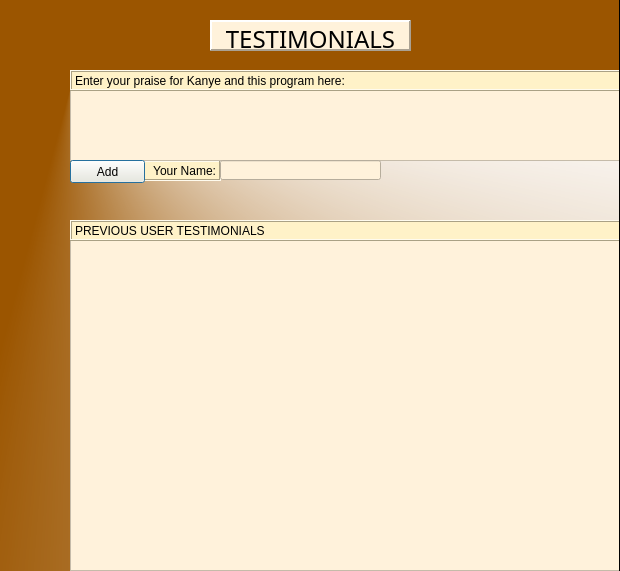
Qt form ProjectFeelTheChunder/testimonials.ui (chundercatsllc/CS1C-Team-Chundercats) before a commit.
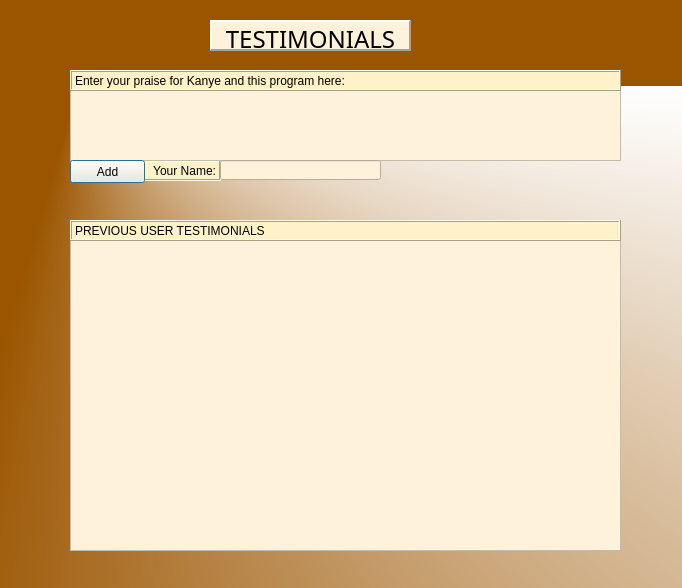
The same form after that commit.

```diff
--- a/ProjectFeelTheChunder/testimonials.ui
+++ b/ProjectFeelTheChunder/testimonials.ui
@@ -6,8 +6,8 @@
    <rect>
     <x>0</x>
     <y>0</y>
-    <width>620</width>
-    <height>571</height>
+    <width>682</width>
+    <height>588</height>
    </rect>
   </property>
   <property name="windowTitle">
@@ -21,7 +21,7 @@
     <rect>
      <x>-1</x>
      <y>-1</y>
-     <width>621</width>
+     <width>691</width>
      <height>591</height>
     </rect>
    </property>
@@ -36,7 +36,7 @@
      <rect>
       <x>0</x>
       <y>0</y>
-      <width>619</width>
+      <width>689</width>
       <height>589</height>
      </rect>
     </property>
@@ -84,7 +84,7 @@
       <rect>
        <x>70</x>
        <y>90</y>
-       <width>561</width>
+       <width>551</width>
        <height>71</height>
       </rect>
      </property>
@@ -145,8 +145,8 @@
       <rect>
        <x>70</x>
        <y>240</y>
-       <width>571</width>
-       <height>331</height>
+       <width>551</width>
+       <height>311</height>
       </rect>
      </property>
      <property name="styleSheet">
```
